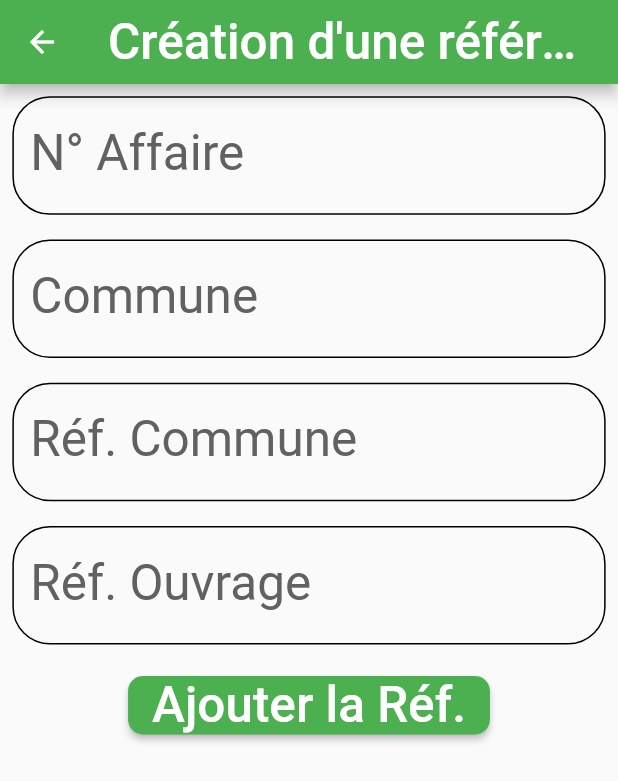
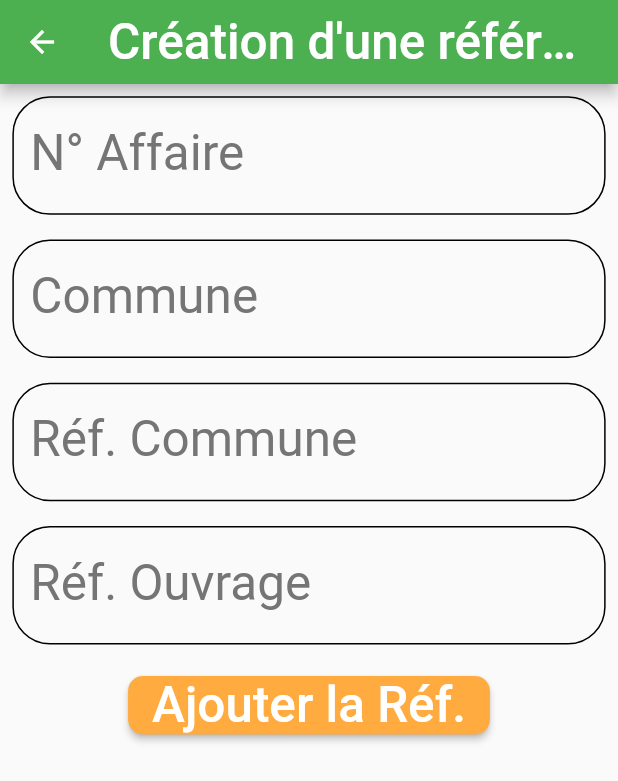
Before and after one commit to linakda/FlutterTabletApp, a Flutter app: the screen it shows after launch, after a tap on "Nouvel ouvrage", on a phone screen of 412 x 824 dp. Shown: the top 781 px of the screen. Run offline on Flutter 3.47's test engine with Material 2 defaults, Android fonts, the phone set to English and light mode, and no system bars; our stand-ins replace bubble_bottom_bar, flutter_typeahead, image_picker.

Commit message:
Color MANAGER
BIG PUSH

```diff
--- a/geo_diagnostique_app/lib/Commune.dart
+++ b/geo_diagnostique_app/lib/Commune.dart
@@ -1,4 +1,3 @@
-
 import 'package:geo_diagnostique_app/FicheOuvrage.dart';
 
 class Commune {
--- a/geo_diagnostique_app/lib/Size.dart
+++ b/geo_diagnostique_app/lib/Config.dart
@@ -1,12 +1,18 @@
+import 'package:flutter/material.dart';
 import 'package:flutter/widgets.dart';
 
-class SizeConfig {
+class Config {
  static MediaQueryData _mediaQueryData;
  static double screenWidth;
  static double screenHeight;
  static double screenPadding;
  static double blockSizeVertical;
  static double fontSize;
+ static Color color;
+ static Color textColor;
+ static Color buttonColor;
+ static Color splashColor;
+ static Color bottomBarColor;
 
  void init(BuildContext context) {
   _mediaQueryData = MediaQuery.of(context);
@@ -15,5 +21,10 @@ class SizeConfig {
   screenPadding = screenWidth / 50;
   blockSizeVertical = screenHeight / 50;
   fontSize=screenHeight/25;
+  color = Colors.green;
+  textColor = Colors.grey[600];
+  buttonColor = Colors.orangeAccent;
+  splashColor = Colors.orange;
+  bottomBarColor = Colors.lime[50];
  }
 }
--- a/geo_diagnostique_app/lib/CreationREF.dart
+++ b/geo_diagnostique_app/lib/CreationREF.dart
@@ -3,7 +3,7 @@ import 'package:flutter/rendering.dart';
 import 'package:flutter_typeahead/flutter_typeahead.dart';
 import 'package:geo_diagnostique_app/Affaire.dart';
 import 'package:geo_diagnostique_app/Commune.dart';
-import 'package:geo_diagnostique_app/Size.dart';
+import 'package:geo_diagnostique_app/Config.dart';
 
 class CreationREF extends StatefulWidget {
   final Function updateNumAffaireList;
@@ -15,10 +15,9 @@ class CreationREF extends StatefulWidget {
 }
 
 class _CreationREFState extends State<CreationREF> {
-  final TextStyle textSize = new TextStyle(fontSize: SizeConfig.fontSize);
-  final Color color = Colors.green;
+  final TextStyle textSize = new TextStyle(fontSize: Config.fontSize);
   final EdgeInsetsGeometry textPadding =
-      EdgeInsets.all(SizeConfig.screenPadding);
+      EdgeInsets.all(Config.screenPadding);
   //Le controller avec le text
   final List<TextEditingController> controllerList =
       new List<TextEditingController>(4);
@@ -53,22 +52,22 @@ class _CreationREFState extends State<CreationREF> {
           child: TypeAheadFormField(
             validator: (value) {
               if (value.isEmpty) {
-                return 'Veuillez entrez un champ';
+                return 'Veuillez entrer un champ';
               }
               return null;
             },
             textFieldConfiguration: TextFieldConfiguration(
               controller: controllerList[index],
-              cursorColor: color,
+              cursorColor: Config.color,
               style: textSize,
               decoration: InputDecoration(
                 labelText: label,
-                labelStyle: TextStyle(color: Colors.grey[700]),
-                focusColor: color,
+                labelStyle: TextStyle(color: Config.textColor),
+                focusColor: Config.color,
                 fillColor: Colors.white,
                 focusedBorder: new OutlineInputBorder(
                   borderRadius: new BorderRadius.circular(25.0),
-                  borderSide: new BorderSide(color: color),
+                  borderSide: new BorderSide(color: Config.color),
                 ),
                 enabledBorder: OutlineInputBorder(
                   borderRadius: BorderRadius.circular(25.0),
@@ -88,6 +87,8 @@ class _CreationREFState extends State<CreationREF> {
               return null;
               }
             },
+            noItemsFoundBuilder: (BuildContext context) =>
+            Text("Pas d'éléments trouvés",style: TextStyle(fontSize: Config.fontSize/2),),
             itemBuilder: (context, suggestion) {
               return ListTile(
                 title: Text(suggestion),
@@ -141,8 +142,7 @@ class _CreationREFState extends State<CreationREF> {
 
   //Méthode qui à partir de la liste des numéros d'affaire, nous donne le numéro d'affaire taper précédemment
   NumeroAffaire actuelNumAffaire(List<NumeroAffaire> affaire){
-    int index;
-    for(index=0;index<affaire.length;index++){
+    for(var index=0;index<affaire.length;index++){
       if(affaire[index].numeroAffaire==controllerList[0].text){
         return affaire[index];
       }
@@ -150,12 +150,15 @@ class _CreationREFState extends State<CreationREF> {
     return null;
   }
 
+  //Méthode pour filtrer le résultat
+
+
   @override
   Widget build(BuildContext context) {
     return Scaffold(
       appBar: AppBar(
         title: Text('Création d\'une référence', style: textSize),
-        backgroundColor: color,
+        backgroundColor: Config.color,
       ),
       body: Builder(
         builder: (context) => SingleChildScrollView(
@@ -169,24 +172,24 @@ class _CreationREFState extends State<CreationREF> {
               Padding(
                 padding: textPadding,
                 child: RaisedButton(
-                  splashColor: Colors.greenAccent,
+                  splashColor: Config.splashColor,
                   shape: RoundedRectangleBorder(
                       borderRadius: BorderRadius.circular(10.0)),
-                  color: color,
+                  color: Config.buttonColor,
                   textColor: Colors.white,
                   onPressed: () {
                     if (testREFvalidate(formKeylist)) {
                       widget.updateNumAffaireList(controllerList[0].text,controllerList[1].text,controllerList[2].text);
                       Scaffold.of(context).showSnackBar(SnackBar(
                         duration: new Duration(seconds: 3),
-                        backgroundColor: color,
+                        backgroundColor: Config.color,
                         content: Text(
                           'Ajouter avec Succés !',
-                          style: TextStyle(fontSize: SizeConfig.fontSize / 2),
+                          style: TextStyle(fontSize: Config.fontSize / 2),
                         ),
                         action: SnackBarAction(
                           label: 'Annuler',
-                          textColor: Colors.redAccent,
+                          textColor: Config.buttonColor,
                           onPressed: () {
                             //Code pour annuler l'ajout
                           },
--- a/geo_diagnostique_app/lib/MenuAffaire.dart
+++ b/geo_diagnostique_app/lib/MenuAffaire.dart
@@ -5,7 +5,7 @@ import 'package:flutter/widgets.dart';
 import 'package:geo_diagnostique_app/Affaire.dart';
 import 'package:geo_diagnostique_app/Commune.dart';
 import 'package:geo_diagnostique_app/CreationREF.dart';
-import 'package:geo_diagnostique_app/Size.dart';
+import 'package:geo_diagnostique_app/Config.dart';
 
 
 class MenuAffaire extends StatefulWidget{
@@ -77,14 +77,14 @@ class MenuAffaireState extends State<MenuAffaire>{
                 contentPadding: EdgeInsets.symmetric(horizontal: 20.0, vertical: 10.0),
                 leading: Container(
                   padding: EdgeInsets.only(right: 12.0),
-                  child: Icon(Icons.location_city, color: Colors.grey[600],size: SizeConfig.fontSize,),
+                  child: Icon(Icons.location_city, color: Config.textColor,size: Config.fontSize,),
                 ),
                 title: Text(
                   list[index].nomCommune,
-                  style: TextStyle(color: Colors.grey[600], fontWeight: FontWeight.bold,fontSize: SizeConfig.fontSize),),
+                  style: TextStyle(color: Config.textColor, fontWeight: FontWeight.bold,fontSize: Config.fontSize),),
                 subtitle: Text(
                   list[index].refCommune,
-                  style: TextStyle(color: Colors.grey[600], fontWeight: FontWeight.bold)),
+                  style: TextStyle(color: Config.textColor, fontWeight: FontWeight.bold)),
 
               ),
         )
@@ -95,13 +95,13 @@ class MenuAffaireState extends State<MenuAffaire>{
 
   @override
   Widget build(BuildContext context){
-    SizeConfig().init(context);
+    Config().init(context);
     return new Scaffold(
       appBar: AppBar(
-        backgroundColor: Colors.green,
+        backgroundColor: Config.color,
         title: Text(
           "Menu d'affaire",
-          style: TextStyle(fontSize: SizeConfig.fontSize),
+          style: TextStyle(fontSize: Config.fontSize),
         ),
         centerTitle: true,
       ),
@@ -110,17 +110,17 @@ class MenuAffaireState extends State<MenuAffaire>{
         itemBuilder: (BuildContext context, int index){
           return new Card(
            elevation: 10,
-           color: Colors.grey[600],
+           color: Config.textColor,
            shape: RoundedRectangleBorder(borderRadius: BorderRadius.circular(15.0),),
            margin: new EdgeInsets.symmetric(horizontal: 10.0, vertical: 6.0),
            child: new ExpansionTile(
                 leading: Container(
                   padding: EdgeInsets.only(right: 12.0),
-                  child: Icon(Icons.account_circle, color: Colors.white,size: SizeConfig.fontSize*1.5,),
+                  child: Icon(Icons.account_circle, color: Colors.white,size: Config.fontSize*1.5,),
                 ),
                 title: Text(
                   _listNumeroAffaire[index].numeroAffaire,
-                  style: TextStyle(color: Colors.white, fontWeight: FontWeight.bold,fontSize: SizeConfig.fontSize*1.5),
+                  style: TextStyle(color: Colors.white, fontWeight: FontWeight.bold,fontSize: Config.fontSize*1.5),
                 ),
                 children: listCommuneGenerator(_listNumeroAffaire[index].listCommune),
             ),
@@ -132,10 +132,11 @@ class MenuAffaireState extends State<MenuAffaire>{
         onPressed: () {
           Navigator.push(context, MaterialPageRoute(builder: (context) => CreationREF(_addNumAffaire,_listNumeroAffaire)),);
         },
-        backgroundColor: Colors.orangeAccent,
+        backgroundColor: Config.buttonColor,
+        splashColor: Config.splashColor,
         tooltip: 'Image',
         icon: Icon(Icons.add_circle),
-        label:Text("Nouvel ouvrage",style: TextStyle(fontSize: SizeConfig.fontSize/1.5),),
+        label:Text("Nouvel ouvrage",style: TextStyle(fontSize: Config.fontSize/1.5),),
       ),
     );
   }
--- a/geo_diagnostique_app/lib/Schema.dart
+++ b/geo_diagnostique_app/lib/Schema.dart
@@ -1,7 +1,5 @@
 import 'package:flutter/material.dart';
 import 'package:flutter/widgets.dart';
-import 'package:flutter/material.dart';
-import 'package:flutter/material.dart';
 import 'package:image_picker/image_picker.dart';
 import 'dart:async';
 import 'dart:io';
```
Also changed, not shown: geo_diagnostique_app/lib/Anomalies.dart (+5 -6 lines), geo_diagnostique_app/lib/Caractere.dart (+5 -9 lines), geo_diagnostique_app/lib/FeuilleOuvrage.dart (+4 -4 lines), geo_diagnostique_app/lib/Localisation.dart (+5 -10 lines), geo_diagnostique_app/pubspec.lock.
